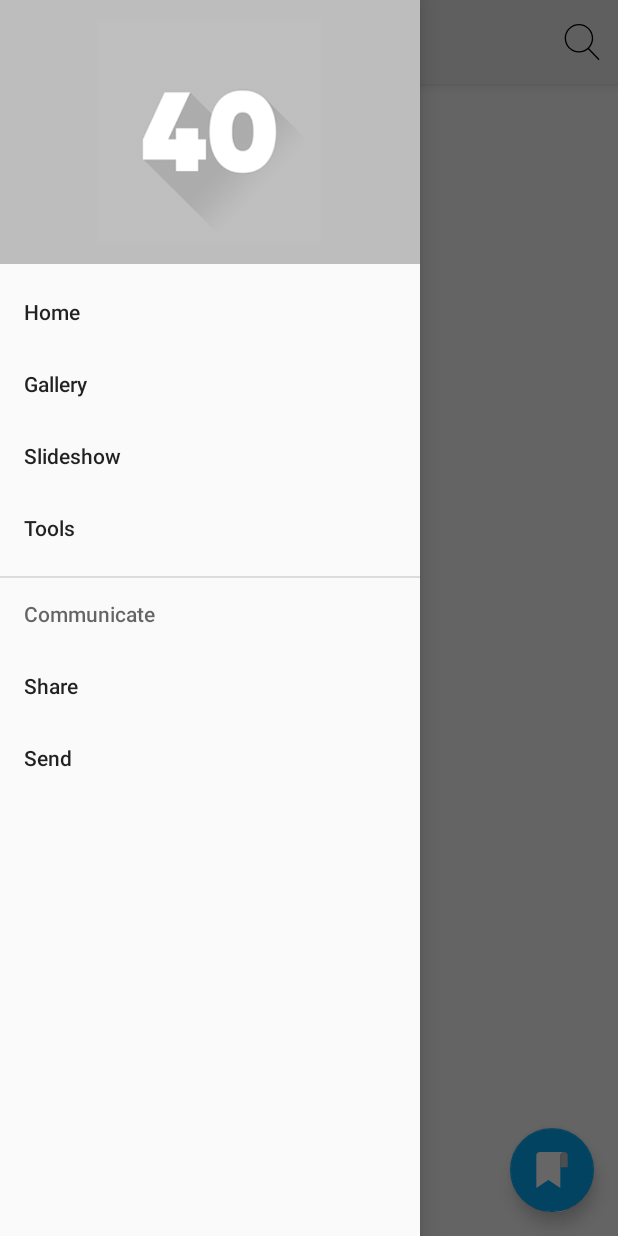
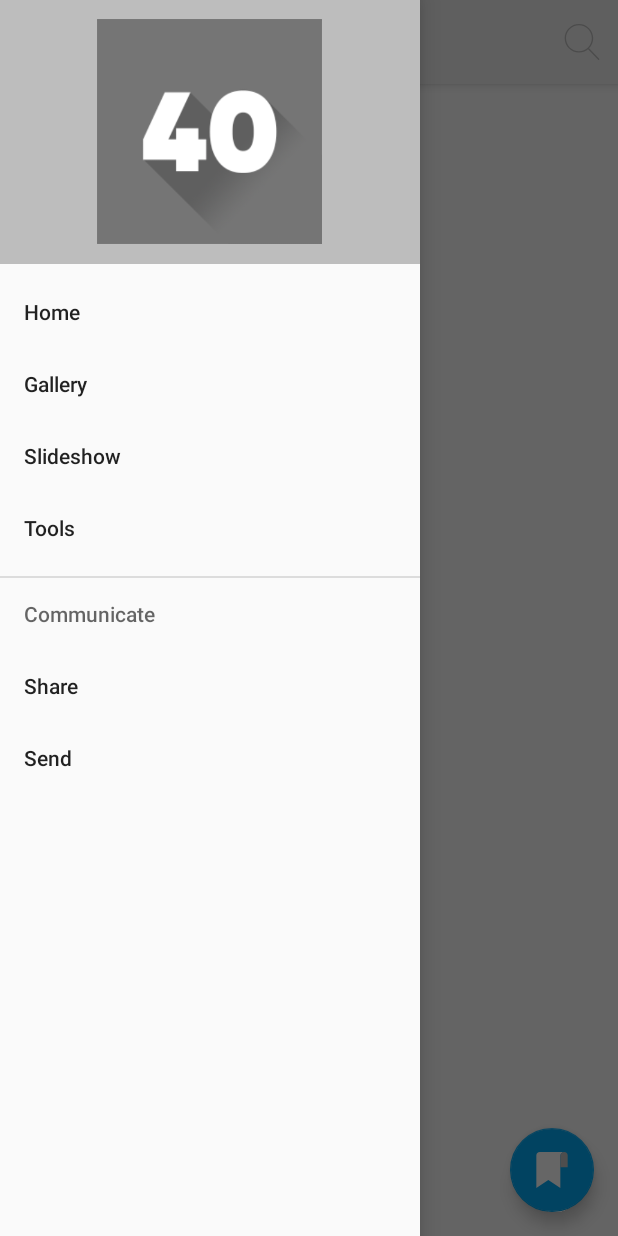
Before and after one commit to JMApps/Hadith40, an Android app: the screen it shows after launch (MainActivity), with the side drawer open, on a phone screen of 412 x 824 dp. Run offline under Robolectric (Android 15) with nearby library versions, the phone set to English and light mode, and no system bars.

Commit message:
New icons

```diff
--- a/app/src/main/res/drawable/ic_search.xml
+++ b/app/src/main/res/drawable/ic_search.xml
@@ -4,6 +4,6 @@
     android:viewportWidth="52.966"
     android:viewportHeight="52.966">
     <path
-        android:fillColor="#000000"
+        android:fillColor="#BDBDBD"
         android:pathData="M51.704,51.273L36.845,35.82c3.79,-3.801 6.138,-9.041 6.138,-14.82c0,-11.58 -9.42,-21 -21,-21s-21,9.42 -21,21s9.42,21 21,21c5.083,0 9.748,-1.817 13.384,-4.832l14.895,15.491c0.196,0.205 0.458,0.307 0.721,0.307c0.25,0 0.499,-0.093 0.693,-0.279C52.074,52.304 52.086,51.671 51.704,51.273zM21.983,40c-10.477,0 -19,-8.523 -19,-19s8.523,-19 19,-19s19,8.523 19,19S32.459,40 21.983,40z" />
 </vector>
```
Also changed, not shown: app/src/main/res/drawable/search_view_corners.xml (added, +10 -0 lines), app/src/main/res/drawable/ic_launch.png.
